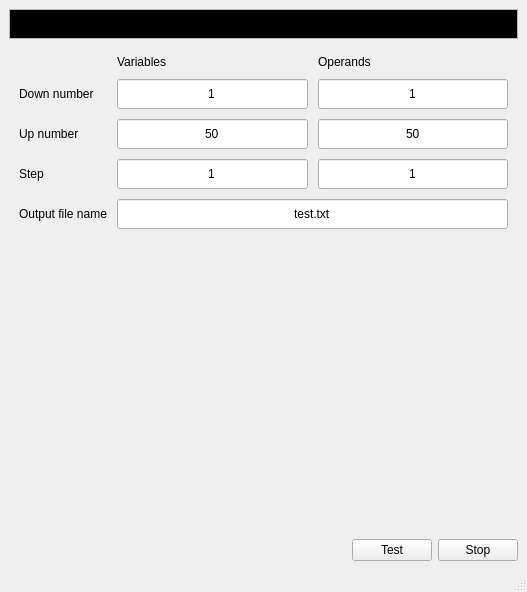
blenten/SNF, file tester/gui.ui: the form before one commit.
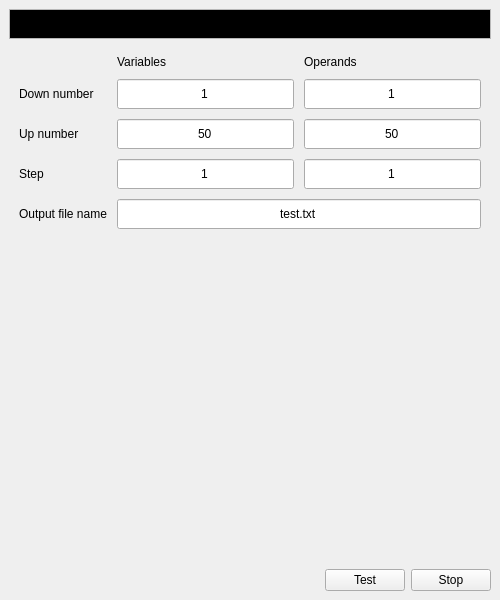
The form after the commit.

Commit message: Fix tester window size

```diff
--- a/tester/gui.ui
+++ b/tester/gui.ui
@@ -6,16 +6,22 @@
    <rect>
     <x>0</x>
     <y>0</y>
-    <width>527</width>
-    <height>592</height>
+    <width>500</width>
+    <height>600</height>
    </rect>
   </property>
   <property name="sizePolicy">
-   <sizepolicy hsizetype="Fixed" vsizetype="Fixed">
+   <sizepolicy hsizetype="Preferred" vsizetype="Preferred">
     <horstretch>0</horstretch>
     <verstretch>0</verstretch>
    </sizepolicy>
   </property>
+  <property name="minimumSize">
+   <size>
+    <width>400</width>
+    <height>400</height>
+   </size>
+  </property>
   <property name="windowTitle">
    <string/>
   </property>
@@ -435,7 +441,6 @@
     </rect>
    </property>
   </widget>
-  <widget class="QStatusBar" name="statusbar"/>
   <action name="actionAlgebraicManipulation">
    <property name="checkable">
     <bool>true</bool>
```
Left out of the diff: 2 changed lines with no effect on the pictures.
